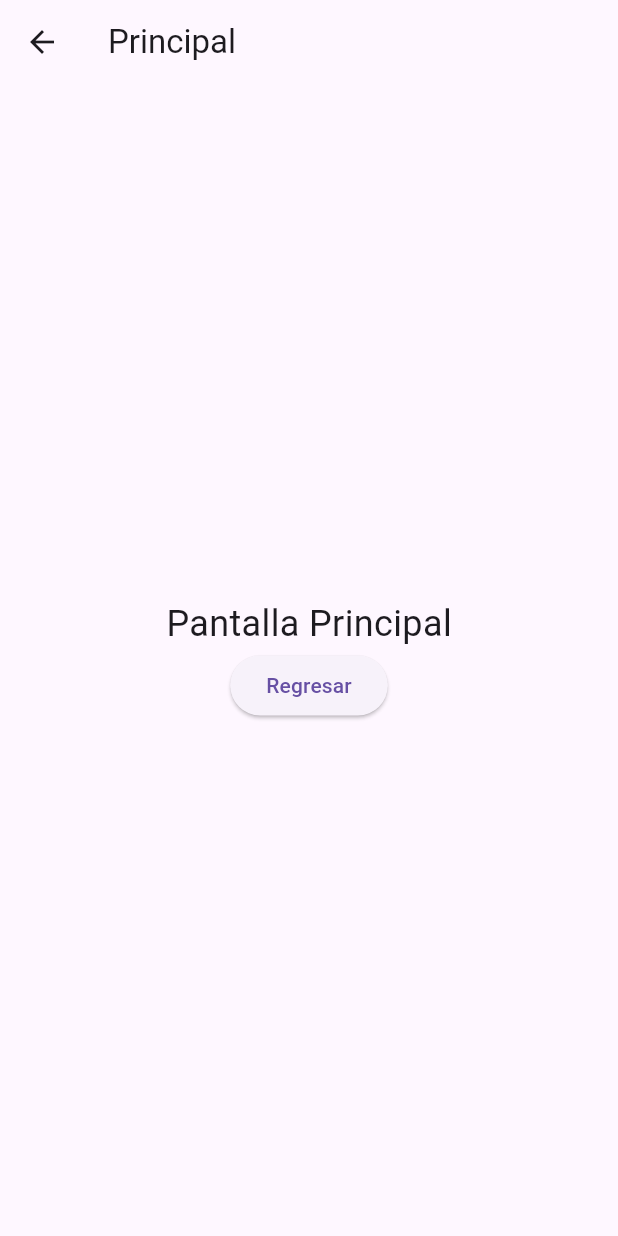
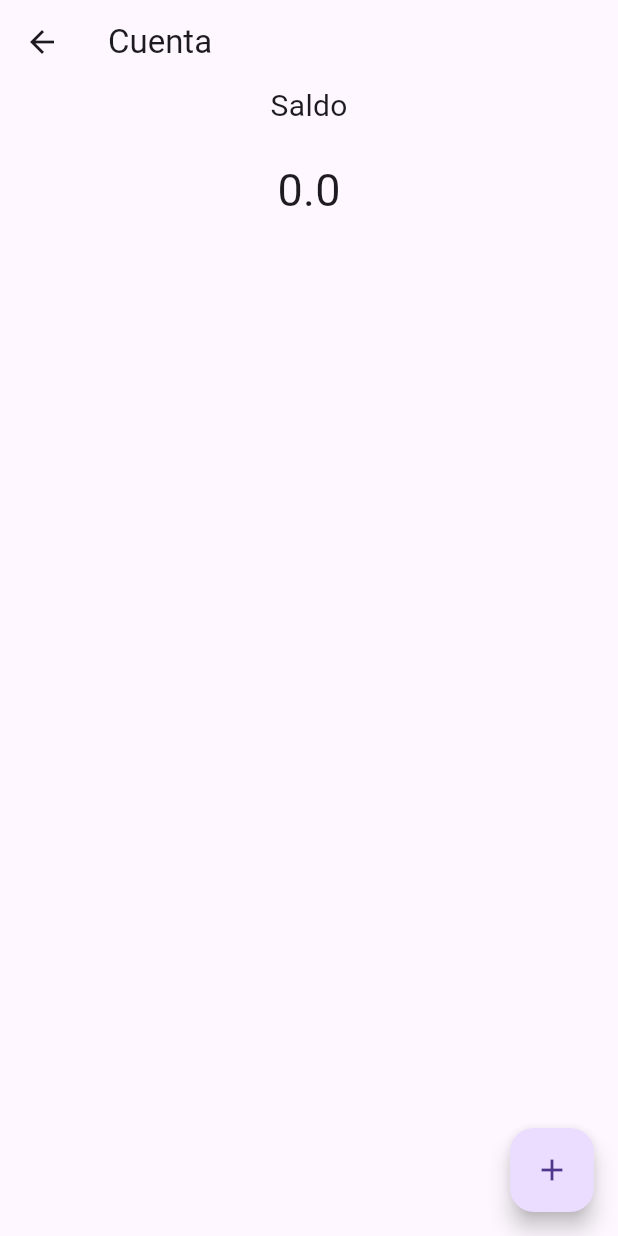
Before and after one commit to isEduardo13/JQ4B-Moviles, a Flutter app: the PrincipalSceen screen opened by its route, on a phone screen of 412 x 824 dp. Run offline on Flutter 3.47's test engine with Material 3 defaults, Android fonts, the phone set to English and light mode, and no system bars; our stand-ins replace cloud_firestore, equatable, firebase_auth, firebase_core, flutter_bloc, flutter_smart_dialog and 2 more; accounts and stored records are empty.

Commit message:
Refactor eventos y estados de BLoC para la gestión de cuentas bancarias. Eliminar el campo 'amount' del evento 'DepositEvent' y ajustar el cálculo del saldo en 'BankAccountState'. Mejorar la interfaz de usuario en 'Principal' para mostrar el saldo y la lista de transacciones.

```diff
--- a/lib/unidad_3/practica_bloc/bloc/bank_account_event.dart
+++ b/lib/unidad_3/practica_bloc/bloc/bank_account_event.dart
@@ -5,8 +5,7 @@ sealed class BankAccountEvent {
 }
 
 class DepositEvent extends BankAccountEvent {
-  final double amount;
   final Transaction transaction;
 
-  DepositEvent({required this.amount, required this.transaction});
+  DepositEvent({required this.transaction});
 }
--- a/lib/unidad_3/practica_bloc/bloc/bank_account_state.dart
+++ b/lib/unidad_3/practica_bloc/bloc/bank_account_state.dart
@@ -14,7 +14,9 @@ class BankAccountState extends Equatable {
   }) =>
       BankAccountState(
         transactions: transactions ?? this.transactions,
-        balance: balance ?? this.balance,
+        balance: transactions!
+                .fold(0, (preValue, element) => preValue! + element.amount!) ??
+            this.balance,
       );
 
   @override
--- a/lib/unidad_3/practica_bloc/screens/Principal.dart
+++ b/lib/unidad_3/practica_bloc/screens/Principal.dart
@@ -1,4 +1,7 @@
 import 'package:flutter/material.dart';
+import 'package:flutter_bloc/flutter_bloc.dart';
+import 'package:holaflutter/unidad_3/practica_bloc/bloc/bank_account_bloc.dart';
+import 'package:holaflutter/unidad_3/practica_bloc/models/transaction.dart';
 
 class PrincipalSceen extends StatelessWidget {
   const PrincipalSceen({super.key});
@@ -7,25 +10,48 @@ class PrincipalSceen extends StatelessWidget {
   Widget build(BuildContext context) {
     return Scaffold(
       appBar: AppBar(
-        title: const Text('Principal'),
+        title: const Text('Cuenta'),
+      ),
+      floatingActionButton: FloatingActionButton(
+        onPressed: () {
+          context.read<BankAccountBloc>().add(DepositEvent(
+              transaction:
+                  Transaction(amount: 20, transactionType: "Deposito")));
+        },
+        child: const Icon(Icons.add),
       ),
       body: Center(
           child: Column(
-          mainAxisAlignment: MainAxisAlignment.center,
         children: [
           const Text(
-              'Pantalla Principal',
-              style: TextStyle(fontSize: 24),
+            "Saldo",
+            style: TextStyle(fontSize: 20),
           ),
-            ElevatedButton(
-              onPressed: () {
-                Navigator.pop(context);
-              },
-              child: const Text('Regresar'),
+          SizedBox(
+            height: 20,
+          ),
+          context.select((BankAccountBloc account) => Text(
+              account.state.balance.toString(),
+              style: const TextStyle(fontSize: 30))),
+          Expanded(
+            child: ListView.builder(
+                itemCount:
+                    context.read<BankAccountBloc>().state.transactions.length,
+                itemBuilder: (context, index) {
+                  return ListTile(
+                    title: Text("Movimiento"),
+                    subtitle: Text(context
+                        .read<BankAccountBloc>()
+                        .state
+                        .transactions[index]
+                        .transactionType!),
+                    trailing: Text(
+                        "\$ ${context.read<BankAccountBloc>().state.transactions[index].amount}"),
+                  );
+                }),
           ),
         ],
-        ),
-      ),
+      )),
     );
   }
 }
```
Lines whose indentation alone changed are shown as unchanged.
